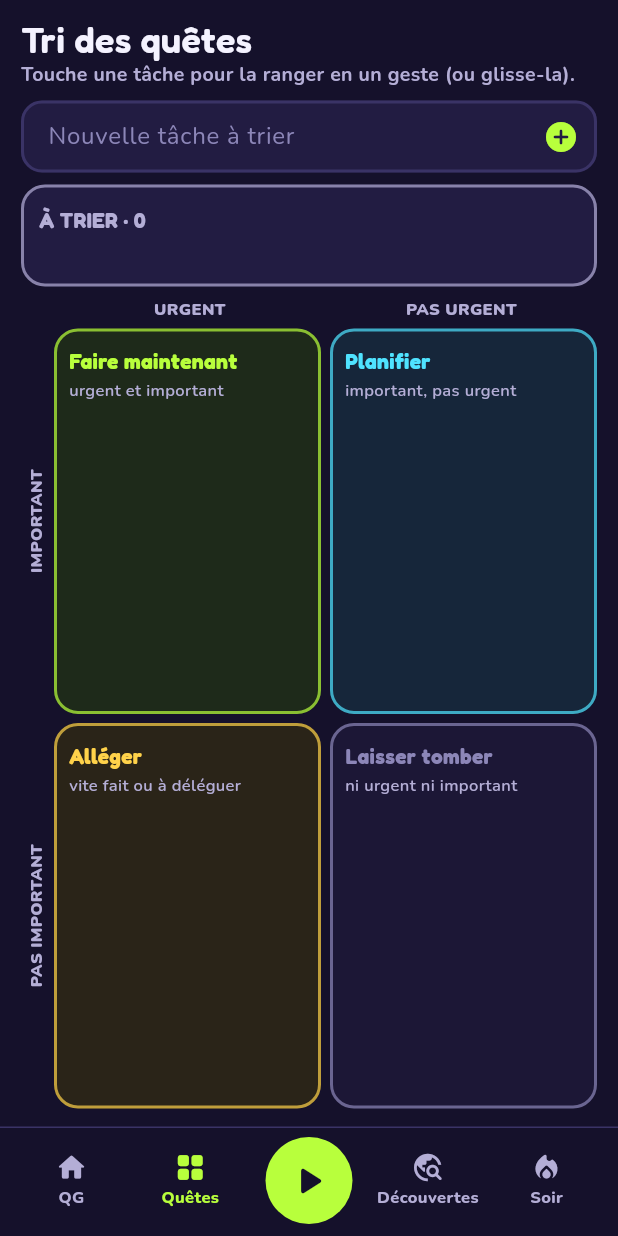
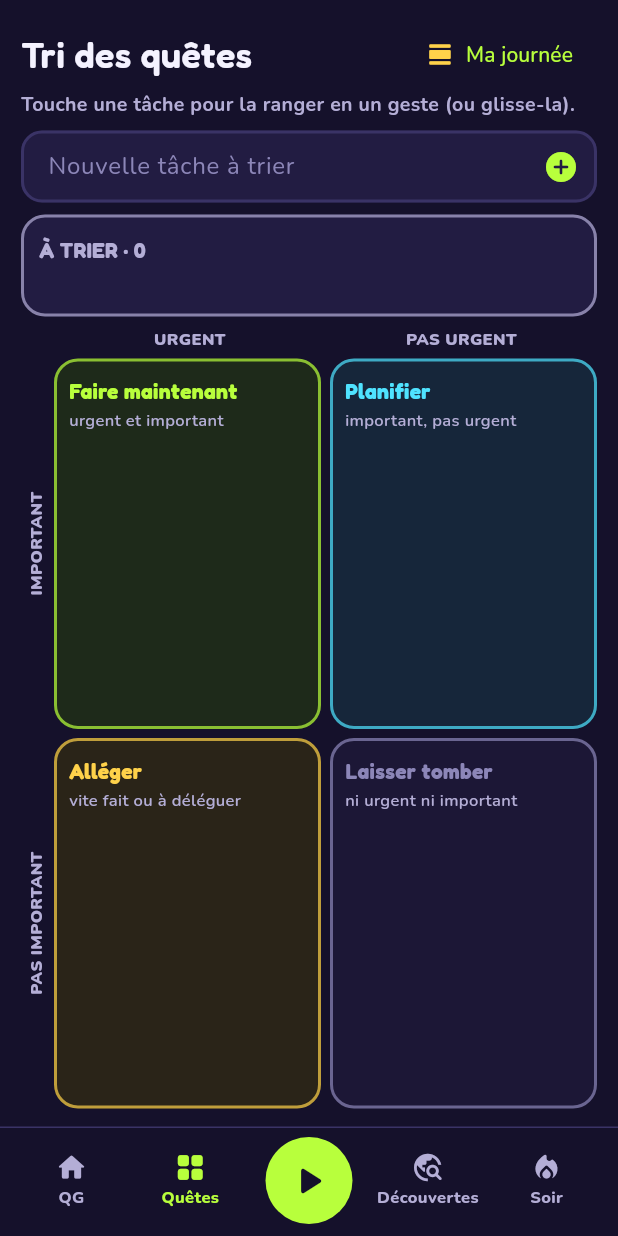
Before and after one commit to CLperso/micky-quest, a Flutter app: the screen it shows after launch, item 2 of the bottom bar chosen, on a phone screen of 412 x 824 dp. Run offline on Flutter 3.47's test engine with Material 3 defaults, Android fonts, the phone set to English and light mode, and no system bars; our stand-ins replace flutter_local_notifications, google_fonts, image_picker, shared_preferences, timezone; missing offline and left inert: android_intent_plus, device_calendar; statements that could not run were skipped.

Commit message:
Planifier demande toujours quand (glisser, titre, bouton) ; choix du créneau dans Ma journée ; accès depuis la matrice
Co-Authored-By: Claude Fable 5.1 <noreply@anthropic.com>
Claude-Session: https://claude.ai/code/session_01RpdBqp6TGx7ViFRVJJw6aQ

```diff
--- a/lib/screens/matrix.dart
+++ b/lib/screens/matrix.dart
@@ -39,6 +39,8 @@ class _MatrixScreenState extends State<MatrixScreen> {
     HapticFeedback.selectionClick();
     setState(() => _selected = null);
     await store.moveTask(t, quad);
+    // Planifier, c'est dire quand : une heure dans la journée, ou une condition
+    if (quad == Quad.plan && t.plannedAt == 0 && t.condition.isEmpty && mounted) await planSheet(context, t);
   }
 
   @override
@@ -51,7 +53,15 @@ class _MatrixScreenState extends State<MatrixScreen> {
       child: Column(
         crossAxisAlignment: CrossAxisAlignment.start,
         children: [
-          if (!widget.standalone) Text('Tri des quêtes', style: K.display(24)),
+          if (!widget.standalone)
+            Row(children: [
+              Expanded(child: Text('Tri des quêtes', style: K.display(24))),
+              TextButton.icon(
+                onPressed: () => openScreen(context, const TimetableScreen()),
+                icon: const Icon(Icons.view_day_rounded, color: K.gold, size: 18),
+                label: const Text('Ma journée'),
+              ),
+            ]),
           Text(
             _selected == null
                 ? 'Touche une tâche pour la ranger en un geste (ou glisse-la).'
@@ -300,11 +310,7 @@ class _MatrixScreenState extends State<MatrixScreen> {
     );
     if (!mounted || action == null) return;
     if (Quad.all.contains(action)) {
-      if (action == Quad.plan && t.plannedAt == 0 && t.condition.isEmpty) {
-        await planSheet(context, t);
-      } else {
-        await _move(t.id, action);
-      }
+      await _move(t.id, action);
       return;
     }
     switch (action) {
```
Also changed, not shown: lib/screens/timetable.dart (+22 -2 lines).
